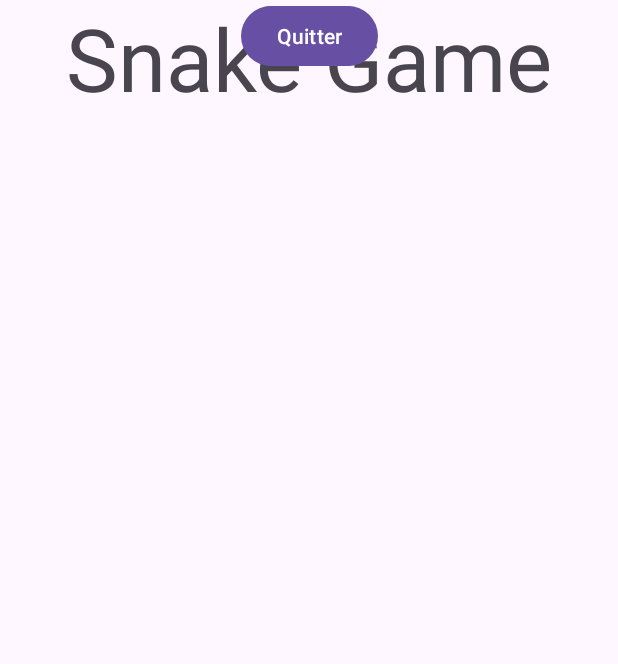
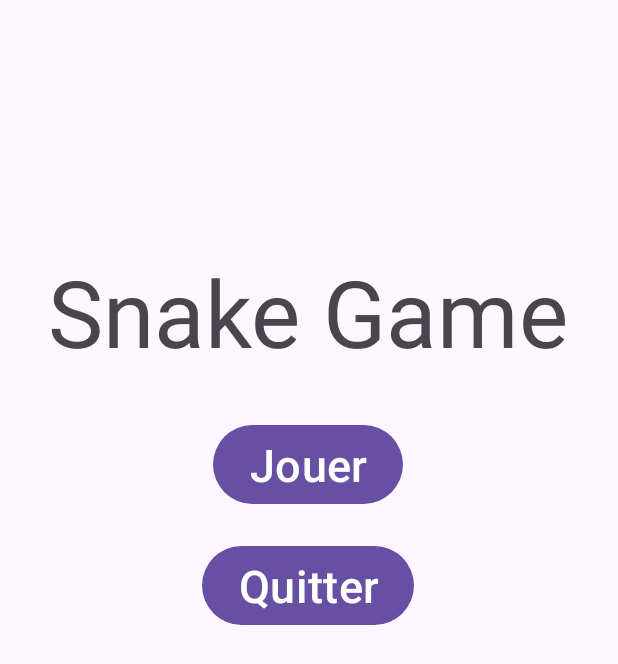
Before and after one commit to liam-santin/2024-santlia-SnakeGame, an Android app: the layout activity_menu.xml on its own in the app's theme, with its tools: preview values and no code run, on a phone screen of 412 x 824 dp. Shown: the top 664 px of the screen. Run offline under Robolectric (Android 15) with nearby library versions, the light colour scheme and no system bars.

Commit message:
Ajout de la page d'accueil

```diff
--- a/app/src/main/res/layout/activity_menu.xml
+++ b/app/src/main/res/layout/activity_menu.xml
@@ -1,35 +1,44 @@
 <?xml version="1.0" encoding="utf-8"?>
-<androidx.constraintlayout.widget.ConstraintLayout xmlns:android="http://schemas.android.com/apk/res/android"
+<LinearLayout xmlns:android="http://schemas.android.com/apk/res/android"
     xmlns:app="http://schemas.android.com/apk/res-auto"
     xmlns:tools="http://schemas.android.com/tools"
     android:layout_width="match_parent"
-    android:layout_height="match_parent">
+    android:layout_height="match_parent"
+    android:orientation="vertical"
+    android:padding="16dp">
 
+    <LinearLayout
+        android:layout_height="wrap_content"
+        android:layout_width="wrap_content"
+        android:orientation="vertical"
+        android:layout_gravity="center_horizontal"
+        android:layout_marginTop="150dp"
+        >
         <TextView
             android:id="@+id/textView"
             android:layout_width="wrap_content"
             android:layout_height="wrap_content"
             android:text="Snake Game"
-        android:textSize="58dp"
-        app:layout_constraintEnd_toEndOf="parent"
-        app:layout_constraintStart_toStartOf="parent"
-        tools:layout_editor_absoluteY="133dp" />
+            android:textSize="62dp"
+            android:layout_gravity="center_horizontal"/>
 
         <Button
             android:id="@+id/btnJouer"
             android:layout_width="wrap_content"
             android:layout_height="wrap_content"
             android:text="Jouer"
-        app:layout_constraintEnd_toEndOf="parent"
-        app:layout_constraintStart_toStartOf="parent"
-        tools:layout_editor_absoluteY="303dp" />
+            android:textSize="30dp"
+            android:layout_marginTop="30dp"
+            android:layout_gravity="center_horizontal"/>
 
         <Button
             android:id="@+id/btnQuitter"
             android:layout_width="wrap_content"
             android:layout_height="wrap_content"
             android:text="Quitter"
-        app:layout_constraintEnd_toEndOf="parent"
-        app:layout_constraintStart_toStartOf="parent"
-        tools:layout_editor_absoluteY="403dp" />
-</androidx.constraintlayout.widget.ConstraintLayout>
+            android:textSize="30dp"
+            android:layout_marginTop="20dp"
+            android:layout_gravity="center_horizontal"/>
+    </LinearLayout>
+
+</LinearLayout>
```
Lines whose indentation alone changed are shown as unchanged.
